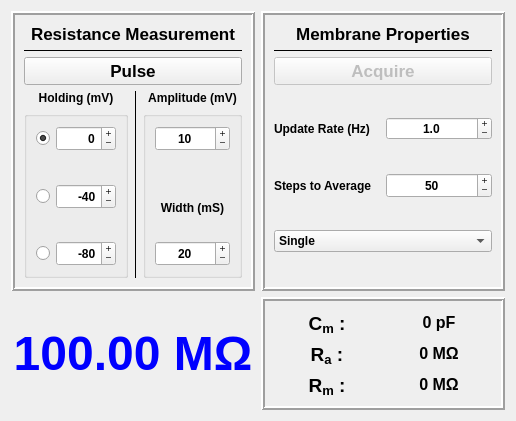
RTXI/christini-membrane-test, file Membrane_Test_MainWindow.ui: the form before one commit.
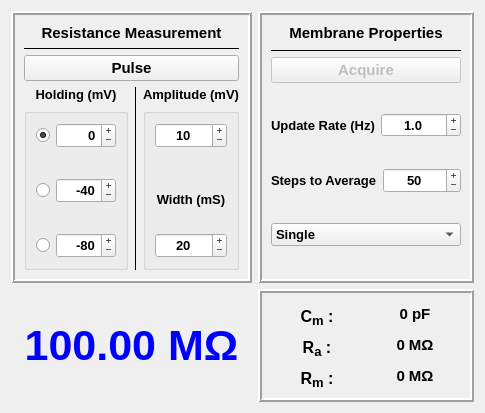
The form after the commit.

Commit message: Decreased Ui font sizes. Fixed off by one error. Fixed holding voltage not being updated correctly. Fixed bug with correct exponent being shown in resistance measurement.

What changed in the file:
```diff
--- a/Membrane_Test_MainWindow.ui
+++ b/Membrane_Test_MainWindow.ui
@@ -6,8 +6,8 @@
    <rect>
     <x>0</x>
     <y>0</y>
-    <width>516</width>
-    <height>421</height>
+    <width>485</width>
+    <height>413</height>
    </rect>
   </property>
   <property name="windowTitle">
@@ -31,7 +31,7 @@
         <property name="minimumSize">
          <size>
           <width>0</width>
-          <height>20</height>
+          <height>15</height>
          </size>
         </property>
         <property name="maximumSize">
@@ -42,9 +42,10 @@
         </property>
         <property name="font">
          <font>
-          <pointsize>13</pointsize>
+          <pointsize>11</pointsize>
           <weight>75</weight>
           <bold>true</bold>
+          <underline>false</underline>
          </font>
         </property>
         <property name="text">
@@ -81,7 +82,7 @@
        <widget class="QPushButton" name="pulse_button">
         <property name="font">
          <font>
-          <pointsize>13</pointsize>
+          <pointsize>11</pointsize>
           <weight>75</weight>
           <bold>true</bold>
          </font>
@@ -114,6 +115,7 @@
             </property>
             <property name="font">
              <font>
+              <pointsize>10</pointsize>
               <weight>75</weight>
               <bold>true</bold>
              </font>
@@ -163,6 +165,7 @@
                  </property>
                  <property name="font">
                   <font>
+                   <pointsize>10</pointsize>
                    <weight>75</weight>
                    <bold>true</bold>
                   </font>
@@ -233,6 +236,7 @@
                  </property>
                  <property name="font">
                   <font>
+                   <pointsize>10</pointsize>
                    <weight>75</weight>
                    <bold>true</bold>
                   </font>
@@ -300,6 +304,7 @@
                  </property>
                  <property name="font">
                   <font>
+                   <pointsize>10</pointsize>
                    <weight>75</weight>
                    <bold>true</bold>
                   </font>
@@ -353,6 +358,7 @@
            <widget class="QLabel" name="amp_label">
             <property name="font">
              <font>
+              <pointsize>10</pointsize>
               <weight>75</weight>
               <bold>true</bold>
              </font>
@@ -384,6 +390,7 @@
                </property>
                <property name="font">
                 <font>
+                 <pointsize>10</pointsize>
                  <weight>75</weight>
                  <bold>true</bold>
                 </font>
@@ -428,6 +435,7 @@
               <widget class="QLabel" name="width_label">
                <property name="font">
                 <font>
+                 <pointsize>10</pointsize>
                  <weight>75</weight>
                  <bold>true</bold>
                 </font>
@@ -466,6 +474,7 @@
                </property>
                <property name="font">
                 <font>
+                 <pointsize>10</pointsize>
                  <weight>75</weight>
                  <bold>true</bold>
                 </font>
@@ -528,7 +537,7 @@
         </property>
         <property name="font">
          <font>
-          <pointsize>13</pointsize>
+          <pointsize>11</pointsize>
           <weight>75</weight>
           <bold>true</bold>
          </font>
@@ -570,7 +579,7 @@
         </property>
         <property name="font">
          <font>
-          <pointsize>13</pointsize>
+          <pointsize>11</pointsize>
           <weight>75</weight>
           <bold>true</bold>
          </font>
@@ -605,6 +614,7 @@
          <widget class="QLabel" name="mp_updateRate_label">
           <property name="font">
            <font>
+            <pointsize>10</pointsize>
             <weight>75</weight>
             <bold>true</bold>
            </font>
@@ -618,6 +628,7 @@
          <widget class="QDoubleSpinBox" name="mp_updateRate_spinBox">
           <property name="font">
            <font>
+            <pointsize>10</pointsize>
             <weight>75</weight>
             <bold>true</bold>
            </font>
@@ -669,6 +680,7 @@
          <widget class="QLabel" name="mp_steps_label">
           <property name="font">
            <font>
+            <pointsize>10</pointsize>
             <weight>75</weight>
             <bold>true</bold>
            </font>
@@ -688,6 +700,7 @@
           </property>
           <property name="font">
            <font>
+            <pointsize>10</pointsize>
             <weight>75</weight>
             <bold>true</bold>
            </font>
@@ -734,6 +747,7 @@
        <widget class="QComboBox" name="mp_mode_comboBox">
         <property name="font">
          <font>
+          <pointsize>10</pointsize>
           <weight>75</weight>
           <bold>true</bold>
          </font>
@@ -810,7 +824,7 @@
      </property>
      <property name="font">
       <font>
-       <pointsize>36</pointsize>
+       <pointsize>32</pointsize>
        <weight>75</weight>
        <bold>true</bold>
       </font>
@@ -844,7 +858,7 @@
          <widget class="QLabel" name="cm_label">
           <property name="font">
            <font>
-            <pointsize>14</pointsize>
+            <pointsize>12</pointsize>
             <weight>75</weight>
             <bold>true</bold>
            </font>
@@ -864,7 +878,7 @@
          <widget class="QLabel" name="cm_valueLabel">
           <property name="font">
            <font>
-            <pointsize>12</pointsize>
+            <pointsize>11</pointsize>
             <weight>75</weight>
             <bold>true</bold>
            </font>
@@ -888,7 +902,7 @@
          <widget class="QLabel" name="ra_label">
           <property name="font">
            <font>
-            <pointsize>14</pointsize>
+            <pointsize>12</pointsize>
             <weight>75</weight>
             <bold>true</bold>
            </font>
@@ -908,7 +922,7 @@
          <widget class="QLabel" name="ra_valueLabel">
           <property name="font">
            <font>
-            <pointsize>12</pointsize>
+            <pointsize>11</pointsize>
             <weight>75</weight>
             <bold>true</bold>
            </font>
@@ -932,7 +946,7 @@
          <widget class="QLabel" name="rm_label_2">
           <property name="font">
            <font>
-            <pointsize>14</pointsize>
+            <pointsize>12</pointsize>
             <weight>75</weight>
             <bold>true</bold>
            </font>
@@ -952,7 +966,7 @@
          <widget class="QLabel" name="rm_valueLabel">
           <property name="font">
            <font>
-            <pointsize>12</pointsize>
+            <pointsize>11</pointsize>
             <weight>75</weight>
             <bold>true</bold>
            </font>
```
The commit also changes 1 other file.
